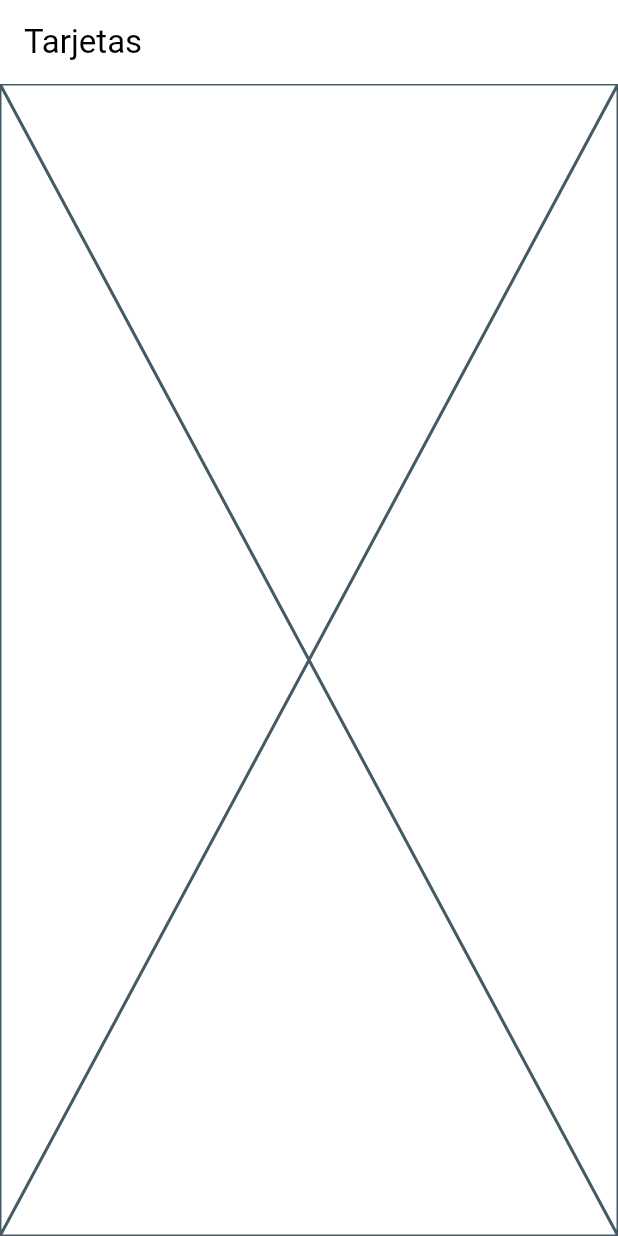
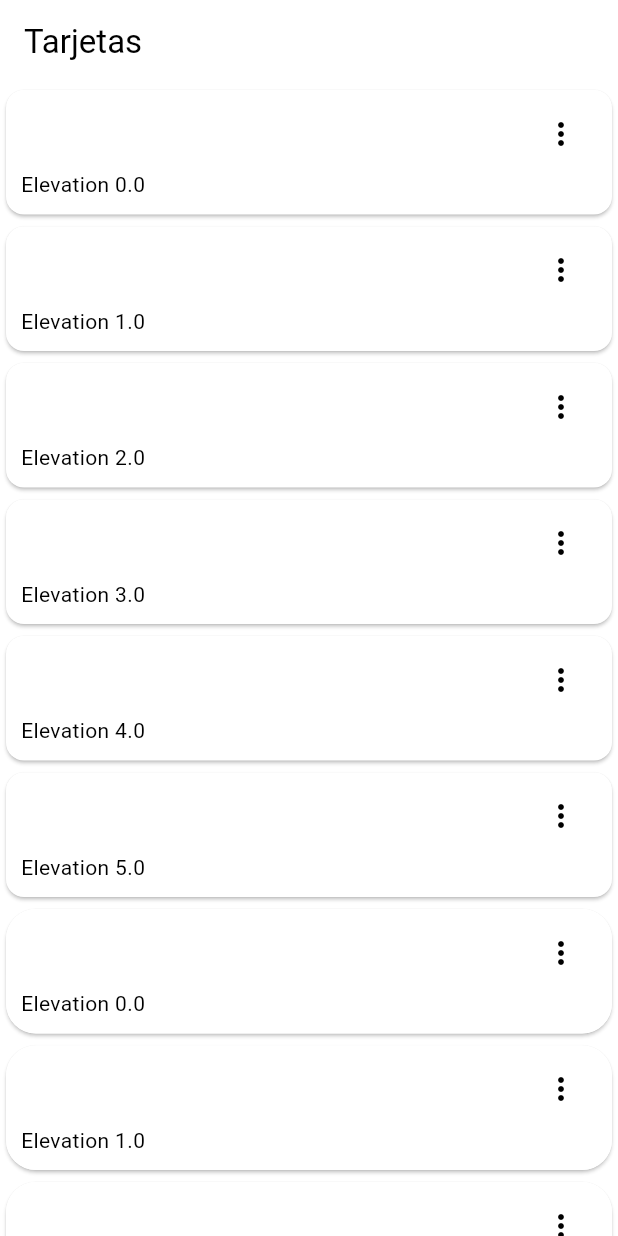
Before and after one commit to MelvinRB27/flutter-course, a Flutter app: the CardsScreen screen opened by its route, on a phone screen of 412 x 824 dp. Run offline on Flutter 3.47's test engine with Material 3 defaults, Android fonts, the phone set to English and light mode, and no system bars; our stand-ins replace go_router.

Commit message:
type card

```diff
--- a/lib/presentation/screen/cards/cards_screen.dart
+++ b/lib/presentation/screen/cards/cards_screen.dart
@@ -1,4 +1,13 @@
 import 'package:flutter/material.dart';
+
+const cardList = <Map<String, dynamic>>[
+  {'elevation': 0.0, 'label': 'Elevation 0.0'},
+  {'elevation': 1.0, 'label': 'Elevation 1.0'},
+  {'elevation': 2.0, 'label': 'Elevation 2.0'},
+  {'elevation': 3.0, 'label': 'Elevation 3.0'},
+  {'elevation': 4.0, 'label': 'Elevation 4.0'},
+  {'elevation': 5.0, 'label': 'Elevation 5.0'}
+];
 
 class CardsScreen extends StatelessWidget {
   static const String name = "Cards_Screen";
@@ -10,7 +19,79 @@
       appBar: AppBar(
         title: const Text('Tarjetas'),
       ),
-      body: const Placeholder(),
+      body: const _CardsView(),
     );
   }
 }
+
+class _CardsView extends StatelessWidget {
+  const _CardsView();
+
+  @override
+  Widget build(BuildContext context) {
+    return SingleChildScrollView(
+      child: Column(children: [
+        ...cardList.map((card) =>
+            _CardType1(elevation: card['elevation'], label: card['label'])),
+        ...cardList.map((card) =>
+            _CardType2(elevation: card['elevation'], label: card['label'])),
+      ]),
+    );
+  }
+}
+
+class _CardType1 extends StatelessWidget {
+  final String label;
+  final double elevation;
+  const _CardType1({required this.label, required this.elevation});
+
+  @override
+  Widget build(BuildContext context) {
+    return Card(
+      elevation: 1.0,
+      child: Padding(
+          padding: const EdgeInsets.fromLTRB(10, 5, 10, 10),
+          child: Column(
+            children: [
+              Align(
+                  alignment: Alignment.topRight,
+                  child: IconButton(
+                      onPressed: () {},
+                      icon: const Icon(Icons.more_vert_outlined))),
+              Align(alignment: Alignment.bottomLeft, child: Text(label)),
+            ],
+          )),
+    );
+  }
+}
+
+class _CardType2 extends StatelessWidget {
+  final String label;
+  final double elevation;
+  const _CardType2({required this.label, required this.elevation});
+
+  @override
+  Widget build(BuildContext context) {
+    final colors = Theme.of(context).colorScheme;
+
+    return Card(
+      shape: RoundedRectangleBorder(
+        side: BorderSide(color: colors.outline),
+        borderRadius: BorderRadius.circular(20),
+      ),
+      elevation: 1.0,
+      child: Padding(
+          padding: const EdgeInsets.fromLTRB(10, 5, 10, 10),
+          child: Column(
+            children: [
+              Align(
+                  alignment: Alignment.topRight,
+                  child: IconButton(
+                      onPressed: () {},
+                      icon: const Icon(Icons.more_vert_outlined))),
+              Align(alignment: Alignment.bottomLeft, child: Text(label)),
+            ],
+          )),
+    );
+  }
+}
```
